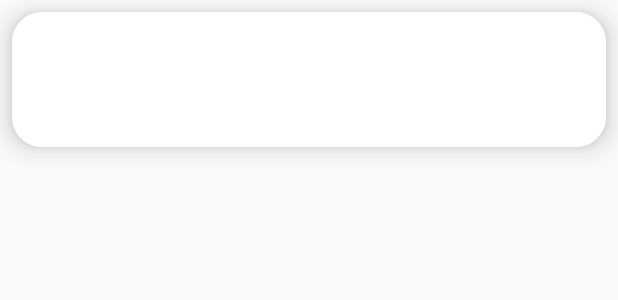
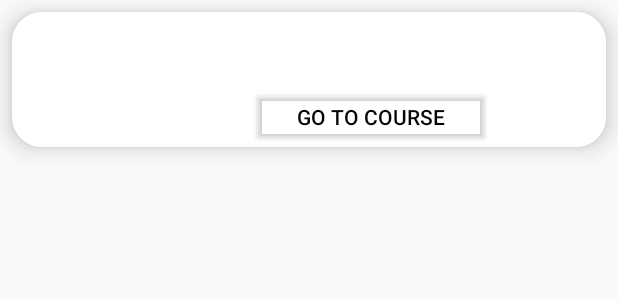
Before and after one commit to avi7501/Docket, an Android app: the layout card_item.xml on its own in the app's theme, with its tools: preview values and no code run, on a phone screen of 412 x 824 dp. Shown: the top 300 px of the screen. Run offline under Robolectric (Android 15) with nearby library versions, the phone set to English and light mode, and no system bars.

```diff
--- a/Docket/app/build.gradle
+++ b/Docket/app/build.gradle
@@ -47,5 +47,6 @@ dependencies {
     testImplementation 'junit:junit:4.13.2'
     androidTestImplementation 'androidx.test.ext:junit:1.1.3'
     androidTestImplementation 'androidx.test.espresso:espresso-core:3.4.0'
+    implementation 'com.pierfrancescosoffritti.androidyoutubeplayer:core:11.0.1'
 //    implementation 'com.etebarian:meow-bottom-navigation-java:1.2.0'
 }
--- a/Docket/app/src/main/AndroidManifest.xml
+++ b/Docket/app/src/main/AndroidManifest.xml
@@ -16,6 +16,9 @@
         android:supportsRtl="true"
         android:theme="@style/Theme.MadProj"
         tools:targetApi="31">
+        <activity
+            android:name=".VideoPlayer"
+            android:exported="false" />
         <activity
             android:name=".Search"
             android:exported="false" />
--- a/Docket/app/src/main/res/layout/card_item.xml
+++ b/Docket/app/src/main/res/layout/card_item.xml
@@ -44,5 +44,19 @@
             cardView:layout_constraintTop_toTopOf="parent"
             cardView:layout_constraintVertical_bias="0.0"
             tools:text="@tools:sample/full_names" />
+
+        <Button
+            android:id="@+id/goToCourse"
+            android:layout_width="159dp"
+            android:layout_height="40dp"
+            android:backgroundTint="#0FFFFFFF"
+            android:text="Go To Course"
+            android:textColor="#050505"
+            cardView:layout_constraintBottom_toBottomOf="parent"
+            cardView:layout_constraintEnd_toEndOf="parent"
+            cardView:layout_constraintHorizontal_bias="0.104"
+            cardView:layout_constraintStart_toEndOf="@+id/courseImageView"
+            cardView:layout_constraintTop_toBottomOf="@+id/courseNameView"
+            cardView:layout_constraintVertical_bias="0.0" />
     </androidx.constraintlayout.widget.ConstraintLayout>
 </androidx.cardview.widget.CardView>
```
Also changed, not shown: Docket/app/src/main/java/com/example/madproj/CourseData.java (+16 -5 lines), Docket/app/src/main/java/com/example/madproj/Dashboard.java (+6 -4 lines), Docket/app/src/main/java/com/example/madproj/RecycleAdapter.java (+31 -1 lines), Docket/app/src/main/java/com/example/madproj/VideoPlayer.java (added, +33 -0 lines), Docket/app/src/main/res/layout/activity_video_player.xml (added, +23 -0 lines).
